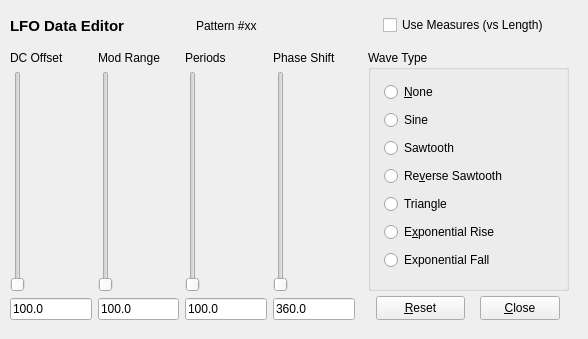
Qt form seq_qt5/forms/qlfoframe.ui (ahlstromcj/seq66) before a commit.
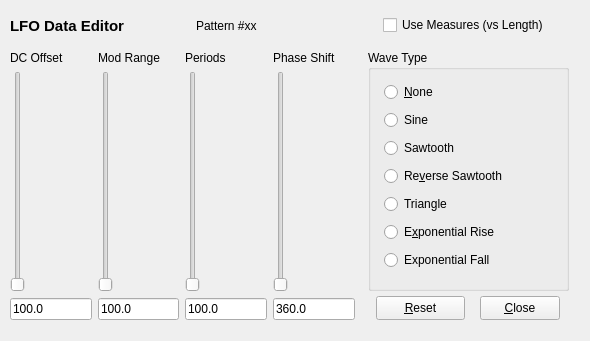
The same form after that commit.

```diff
--- a/seq_qt5/forms/qlfoframe.ui
+++ b/seq_qt5/forms/qlfoframe.ui
@@ -6,8 +6,8 @@
    <rect>
     <x>0</x>
     <y>0</y>
-    <width>588</width>
-    <height>339</height>
+    <width>590</width>
+    <height>341</height>
    </rect>
   </property>
   <property name="windowTitle">
```
Left out of the diff: 20 changed lines with no effect on the pictures.
